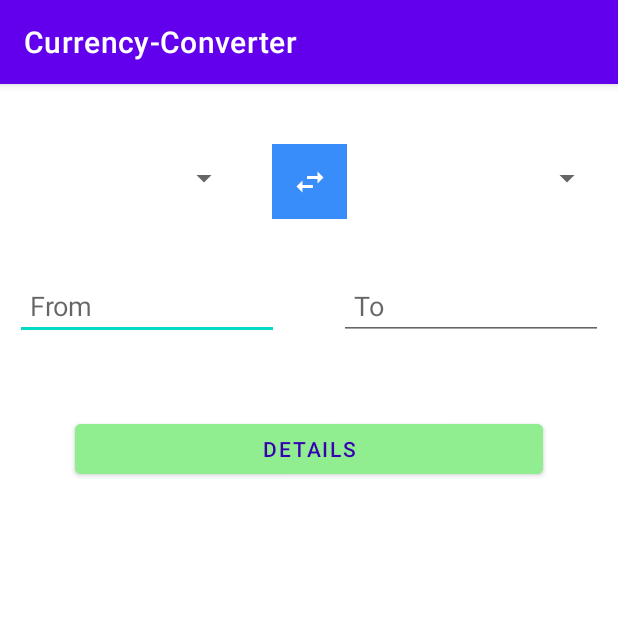
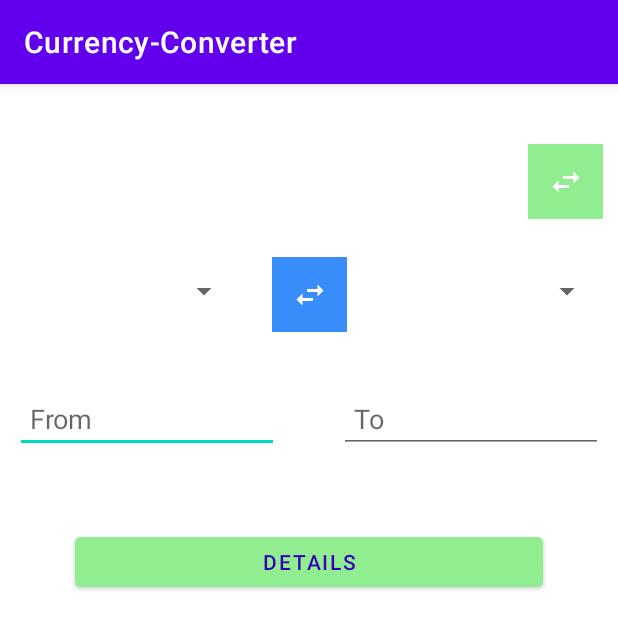
Before and after one commit to mohamad-abuzaid/CurrencyConverter, an Android app: the screen it shows after launch (MainActivity), on a phone screen of 412 x 824 dp. Shown: the top 629 px of the screen. Run offline under Robolectric (Android 15) with nearby library versions, the phone set to English and light mode, and no system bars; our stand-ins replace Dagger/Hilt's generated code; 4 statements that could not run were skipped.

```diff
--- a/data/src/main/java/com/challenge/data/mappers/CurrenciesMapper.kt
+++ b/data/src/main/java/com/challenge/data/mappers/CurrenciesMapper.kt
@@ -1,8 +1,8 @@
 package com.challenge.data.mappers
 
+import com.challenge.data.remote.models.CurrenciesRemote
 import com.challenge.domain.model.CurrenciesModel
-import com.challenge.data.remote.models.CurrenciesRemote
 
 fun CurrenciesRemote.toCurrenciesModel() = CurrenciesModel(
-  symbols = symbols,
+  symbols = symbols ?: emptyMap(),
 )
--- a/data/src/main/java/com/challenge/data/remote/api/ConverterApi.kt
+++ b/data/src/main/java/com/challenge/data/remote/api/ConverterApi.kt
@@ -2,12 +2,13 @@ package com.challenge.data.remote.api
 
 import com.challenge.data.remote.models.CurrenciesRemote
 import retrofit2.http.GET
+import retrofit2.http.Header
 import retrofit2.http.Query
 
 interface ConverterApi {
 
   @GET("symbols")
   suspend fun getAllCurrencies(
-    @Query("access_key") accessKey: String,
+    @Header("apikey") accessKey: String,
   ): CurrenciesRemote
 }
--- a/data/src/main/java/com/challenge/data/remote/models/CurrenciesRemote.kt
+++ b/data/src/main/java/com/challenge/data/remote/models/CurrenciesRemote.kt
@@ -7,5 +7,5 @@ data class CurrenciesRemote(
   val success: Boolean,
 
   @SerializedName("symbols")
-  val symbols: Map<String, String>,
+  val symbols: Map<String, String>?,
 )
--- a/presentation/src/main/java/com/challenge/currency/ui/main/MainViewModel.kt
+++ b/presentation/src/main/java/com/challenge/currency/ui/main/MainViewModel.kt
@@ -25,13 +25,17 @@ private const val TAG = "BaseViewModel"
 @HiltViewModel
 class MainViewModel @Inject constructor(
   private val getCurrenciesUseCase: GetCurrenciesUseCase,
-  savedStateHandle: SavedStateHandle,
+  private val savedStateHandle: SavedStateHandle,
   currencyInitialState: CurrencyUiState
 ) : ViewModel() {
 
   val uiState = savedStateHandle.getStateFlow(SAVED_UI_STATE_KEY, currencyInitialState)
 
   init {
+    fetchCurrencies()
+  }
+
+  fun fetchCurrencies() {
     viewModelScope.launch {
       getCurrencies()
         .scan(uiState.value, ::reduceUiState)
--- a/presentation/src/main/res/layout/fragment_main.xml
+++ b/presentation/src/main/res/layout/fragment_main.xml
@@ -9,13 +9,24 @@
   android:paddingVertical="40dp"
   tools:context=".ui.main.MainFragment">
 
+  <ImageButton
+    android:id="@+id/img_refresh"
+    android:layout_width="50dp"
+    android:layout_height="50dp"
+    android:background="@color/main_green"
+    android:src="@drawable/ic_svg_swap"
+    app:layout_constraintEnd_toEndOf="parent"
+    app:layout_constraintTop_toTopOf="parent"
+    tools:ignore="ContentDescription" />
+
   <androidx.appcompat.widget.AppCompatSpinner
     android:id="@+id/sp_curr_from"
     android:layout_width="150dp"
     android:layout_height="45dp"
+    android:layout_marginTop="25dp"
     android:spinnerMode="dropdown"
     app:layout_constraintStart_toStartOf="parent"
-    app:layout_constraintTop_toTopOf="parent" />
+    app:layout_constraintTop_toBottomOf="@id/img_refresh" />
 
   <ImageButton
     android:id="@+id/img_switch"
@@ -75,6 +86,7 @@
     app:layout_constraintStart_toStartOf="parent"
     app:layout_constraintTop_toBottomOf="@id/et_curr_from" />
 
+
   <ProgressBar
     android:id="@+id/progress_bar"
     android:layout_width="70dp"
```
Also changed, not shown: presentation/src/main/java/com/challenge/currency/ui/main/MainFragment.kt (+21 -4 lines), 1 other file.
